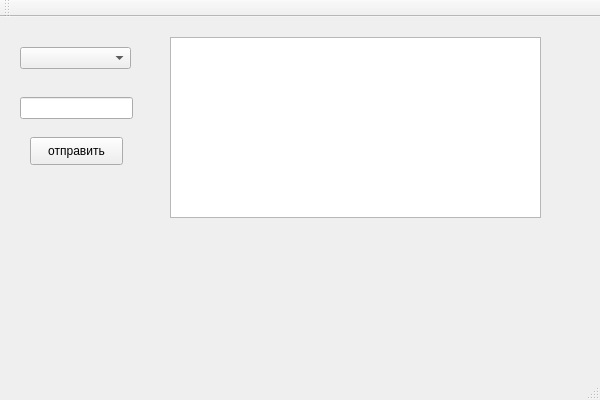
The window that QtParcer/QtParcer.ui (SergeyG22/GismeteoTracker) describes before a commit, drawn with Qt 5.
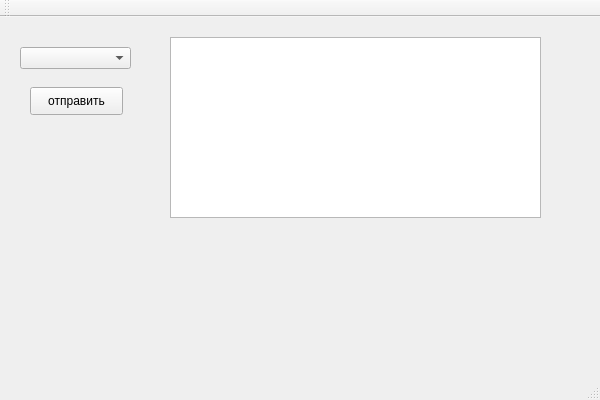
The same window after the commit.

The edit to the form file:
```diff
--- a/QtParcer/QtParcer.ui
+++ b/QtParcer/QtParcer.ui
@@ -14,16 +14,6 @@
    <string>QtParcer</string>
   </property>
   <widget class="QWidget" name="centralWidget">
-   <widget class="QLineEdit" name="lineEdit">
-    <property name="geometry">
-     <rect>
-      <x>20</x>
-      <y>80</y>
-      <width>113</width>
-      <height>22</height>
-     </rect>
-    </property>
-   </widget>
    <widget class="QTextEdit" name="textEdit">
     <property name="geometry">
      <rect>
@@ -38,7 +28,7 @@
     <property name="geometry">
      <rect>
       <x>30</x>
-      <y>120</y>
+      <y>70</y>
       <width>93</width>
       <height>28</height>
      </rect>
```
